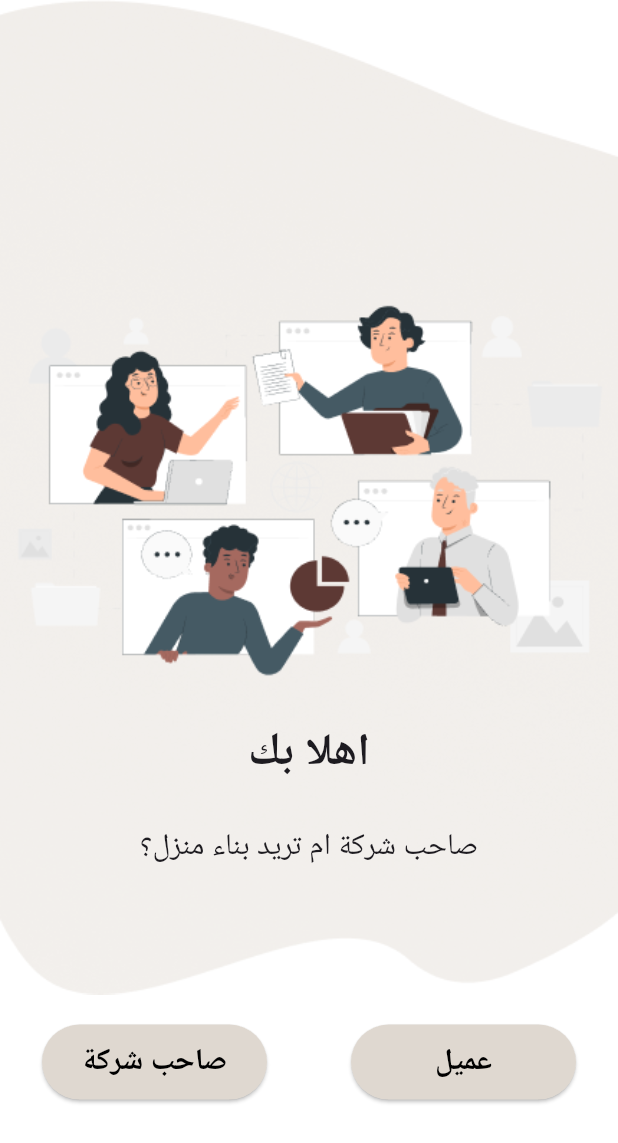
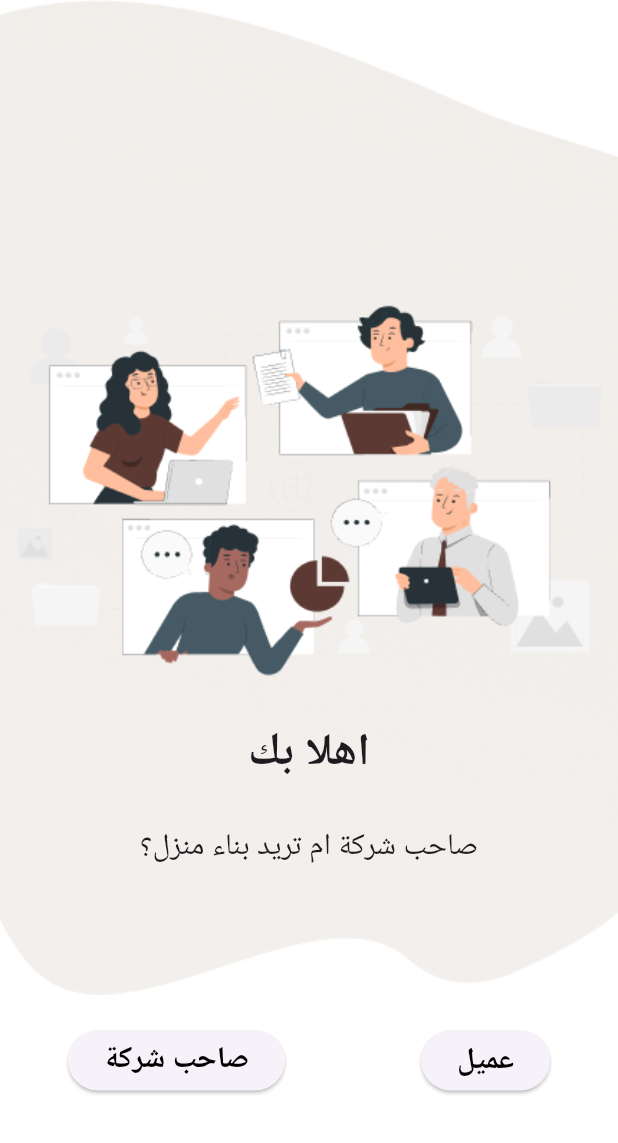
Before and after one commit to flutterCampTeam3/bunya-app, a Flutter app: the screen it shows after launch, on a phone screen of 412 x 824 dp. Shown: the top 1143 px of the screen. Run offline on Flutter 3.47's test engine with Material 3 defaults, Android fonts, the phone set to English and light mode, and no system bars; our stand-ins replace bloc, flutter_bloc, flutter_dotenv, flutter_otp_text_field, flutter_svg, get_it and 7 more; missing offline and left inert: timer_button; accounts and stored records are empty; project files that could hold a hidden picture were left out.

Commit message:
update like home

```diff
--- a/lib/pages/costumer pages/home_page/widgets/scaffoldWidget.dart
+++ b/lib/pages/costumer pages/home_page/widgets/scaffoldWidget.dart
@@ -12,6 +12,7 @@ class ScaffoldWidget extends StatelessWidget {
   @override
   Widget build(BuildContext context) {
     return Scaffold(
+      backgroundColor: white,
       appBar: hasAppBar
           ? const PreferredSize(
               preferredSize: Size(90, 40),
--- a/lib/pages/intro pages/first_intro.dart
+++ b/lib/pages/intro pages/first_intro.dart
@@ -69,11 +69,11 @@ class introPage extends StatelessWidget {
                   onPressed: () {
                     context.pushAndRemove(BoardingPage());
                   },
-                  style: ButtonStyle(
-                    backgroundColor: WidgetStateProperty.all<Color>(lightBrown),
-                    fixedSize:
-                        WidgetStateProperty.all<Size>(const Size(150, 50)),
-                  ),
+                  // style: ButtonStyle(
+                  //   backgroundColor: WidgetStateProperty.all<Color>(lightBrown),
+                  //   fixedSize:
+                  //       WidgetStateProperty.all<Size>(const Size(150, 50)),
+                  // ),
                   child: const Text(
                     'عميل',
                     style: TextStyle(
@@ -88,11 +88,11 @@ class introPage extends StatelessWidget {
                       isCustomer: false,
                     ));
                   },
-                  style: ButtonStyle(
-                    backgroundColor: WidgetStateProperty.all<Color>(lightBrown),
-                    fixedSize:
-                        WidgetStateProperty.all<Size>(const Size(150, 50)),
-                  ),
+                  // style: ButtonStyle(
+                  //   backgroundColor: WidgetStateProperty.all<Color>(lightBrown),
+                  //   fixedSize:
+                  //       WidgetStateProperty.all<Size>(const Size(150, 50)),
+                  // ),
                   child: const Text(
                     'صاحب شركة',
                     style: TextStyle(
--- a/pubspec.yaml
+++ b/pubspec.yaml
@@ -5,7 +5,7 @@ version: 0.1.0
 
 environment:
   #sdk: '>=3.4.0-99.1.beta <4.0.0'
-  sdk: '>=3.4.0-99.1.beta <4.0.0'
+  sdk: '3.3.2'
 
 dependencies:
   flutter:
```
Also changed, not shown: lib/pages/Messages_pages/messages_page.dart (+5 -11 lines), lib/pages/costumer pages/home_page/home_page.dart (+11 -5 lines), pubspec.lock.
